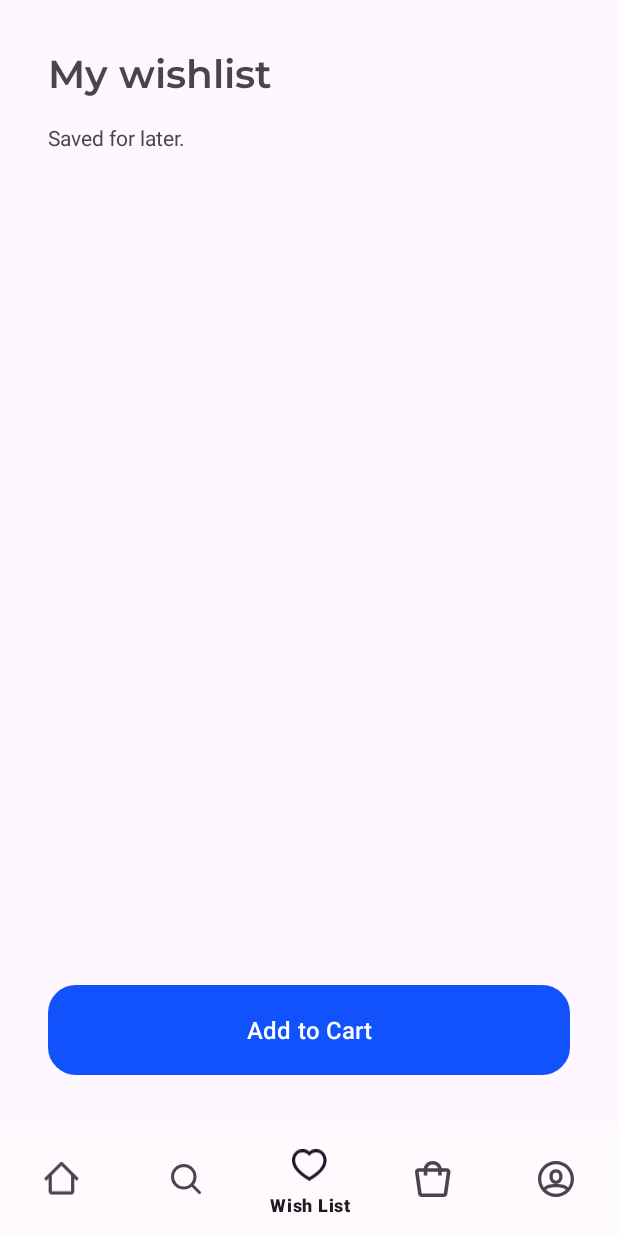
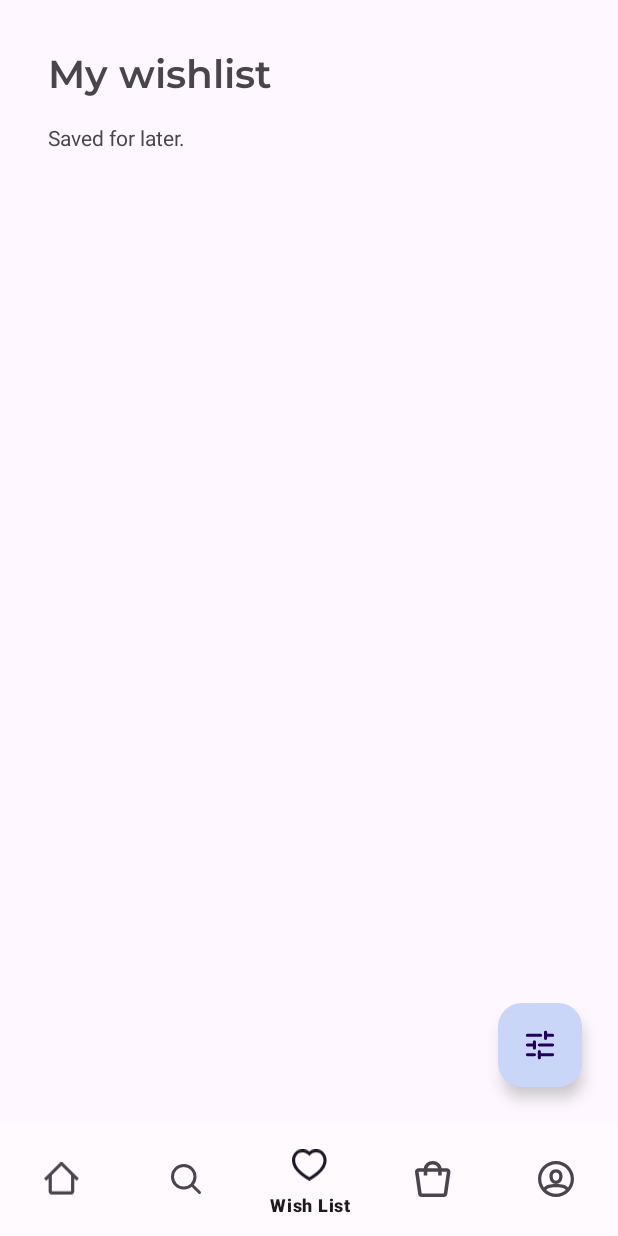
Before and after one commit to Mahmoud-ism96/E-commerce, an Android app: the screen it shows after launch once a user with an empty profile is signed in (HomeActivity), item 3 of the bottom bar chosen, on a phone screen of 412 x 824 dp. Run offline under Robolectric (Android 15) with nearby library versions, the phone set to English and light mode, and no system bars; our stand-ins replace Firebase (no records; nobody signed in at launch, a user with empty details on screens opened directly), navigation-ui; network calls fail; pictures from the network do not load; 4 statements that could not run were skipped.

Commit message:
Update product list/wishlist FAP

```diff
--- a/app/src/main/res/layout/fragment_list_of_product.xml
+++ b/app/src/main/res/layout/fragment_list_of_product.xml
@@ -42,12 +42,10 @@
         android:id="@+id/btn_filter"
         android:layout_width="wrap_content"
         android:layout_height="wrap_content"
+        android:layout_gravity="bottom|end"
+        android:layout_margin="24dp"
         android:background="@color/light_blue"
         android:backgroundTint="@color/light_blue"
-        android:layout_gravity="bottom|end"
-        android:layout_margin="16dp"
-        android:layout_marginEnd="16dp"
-        android:layout_marginBottom="16dp"
         android:contentDescription="@string/filter"
         app:layout_constraintBottom_toBottomOf="parent"
         app:layout_constraintEnd_toEndOf="parent"
--- a/app/src/main/res/layout/fragment_wish_list.xml
+++ b/app/src/main/res/layout/fragment_wish_list.xml
@@ -58,23 +58,23 @@
         android:layout_width="0dp"
         android:layout_height="0dp"
         android:layout_marginTop="32dp"
-        android:layout_marginBottom="58dp"
-        app:layout_constraintBottom_toTopOf="@+id/button2"
+        app:layout_constraintBottom_toTopOf="@+id/guideline4"
         app:layout_constraintEnd_toEndOf="parent"
         app:layout_constraintStart_toStartOf="parent"
         app:layout_constraintTop_toBottomOf="@+id/textView22"
         tools:listitem="@layout/item_product_swipe" />
 
-    <Button
-        android:id="@+id/button2"
-        android:layout_width="0dp"
-        android:layout_height="60dp"
-        android:background="@drawable/btn_ripple_transparent"
-        android:text="@string/add_to_cart"
-        android:textSize="16sp"
-        app:layout_constraintBottom_toTopOf="@+id/guideline4"
-        app:layout_constraintEnd_toStartOf="@+id/guideline2"
-        app:layout_constraintStart_toStartOf="@+id/guideline" />
-
+    <com.google.android.material.floatingactionbutton.FloatingActionButton
+        android:id="@+id/fab_wishlist_filter"
+        android:layout_width="wrap_content"
+        android:layout_height="wrap_content"
+        android:layout_gravity="bottom|end"
+        android:layout_margin="24dp"
+        android:background="@color/light_blue"
+        android:backgroundTint="@color/light_blue"
+        android:contentDescription="@string/filter"
+        app:layout_constraintBottom_toBottomOf="parent"
+        app:layout_constraintEnd_toEndOf="parent"
+        app:srcCompat="@drawable/filter" />
 
 </androidx.constraintlayout.widget.ConstraintLayout>
--- a/app/src/main/res/navigation/nav_graph.xml
+++ b/app/src/main/res/navigation/nav_graph.xml
@@ -9,58 +9,74 @@
         android:id="@+id/homeFragment"
         android:name="com.example.e_commerce.Home.view.HomeFragment"
         android:label="fragment_home"
-        tools:layout="@layout/fragment_home" >
+        tools:layout="@layout/fragment_home">
         <action
             android:id="@+id/action_homeFragment_to_listOfProductFragment"
-            app:destination="@id/listOfProductFragment" />
-        <action
-            android:id="@+id/action_homeFragment_to_searchFragment"
+            app:destination="@id/listOfProductFragment"
             app:enterAnim="@anim/slide_in_right"
             app:exitAnim="@anim/slide_out_left"
             app:popEnterAnim="@anim/slide_in_left"
-            app:popExitAnim="@anim/slide_out_right"
-            app:destination="@id/searchFragment" />
+            app:popExitAnim="@anim/slide_out_right" />
+        <action
+            android:id="@+id/action_homeFragment_to_searchFragment"
+            app:destination="@id/searchFragment"
+            app:enterAnim="@anim/slide_in_right"
+            app:exitAnim="@anim/slide_out_left"
+            app:popEnterAnim="@anim/slide_in_left"
+            app:popExitAnim="@anim/slide_out_right" />
     </fragment>
     <fragment
         android:id="@+id/cartFragment2"
         android:name="com.example.e_commerce.shoppingcart.view.CartFragment"
         android:label="fragment_cart"
-        tools:layout="@layout/fragment_cart" >
+        tools:layout="@layout/fragment_cart">
         <action
             android:id="@+id/action_cartFragment2_to_checkoutFragment"
-            app:destination="@id/checkoutFragment" />
-        <action
-            android:id="@+id/action_cartFragment2_to_productDetailsFragment"
+            app:destination="@id/checkoutFragment"
             app:enterAnim="@anim/slide_in_right"
             app:exitAnim="@anim/slide_out_left"
             app:popEnterAnim="@anim/slide_in_left"
-            app:popExitAnim="@anim/slide_out_right"
-            app:destination="@id/productDetailsFragment" />
+            app:popExitAnim="@anim/slide_out_right" />
+        <action
+            android:id="@+id/action_cartFragment2_to_productDetailsFragment"
+            app:destination="@id/productDetailsFragment"
+            app:enterAnim="@anim/slide_in_right"
+            app:exitAnim="@anim/slide_out_left"
+            app:popEnterAnim="@anim/slide_in_left"
+            app:popExitAnim="@anim/slide_out_right" />
     </fragment>
     <fragment
         android:id="@+id/profileFragment2"
         android:name="com.example.e_commerce.profile.view.ProfileFragment"
         android:label="fragment_profile"
-        tools:layout="@layout/fragment_profile" >
+        tools:layout="@layout/fragment_profile">
         <action
             android:id="@+id/action_profileFragment2_to_accountDetailsFragment"
-            app:destination="@id/addressBookFragment" />
+            app:destination="@id/addressBookFragment"
+            app:enterAnim="@anim/slide_in_right"
+            app:exitAnim="@anim/slide_out_left"
+            app:popEnterAnim="@anim/slide_in_left"
+            app:popExitAnim="@anim/slide_out_right" />
         <action
             android:id="@+id/action_profileFragment2_to_ordersFragment"
-            app:destination="@id/ordersFragment" />
+            app:destination="@id/ordersFragment"
+            app:enterAnim="@anim/slide_in_right"
+            app:exitAnim="@anim/slide_out_left"
+            app:popEnterAnim="@anim/slide_in_left"
+            app:popExitAnim="@anim/slide_out_right" />
     </fragment>
     <fragment
         android:id="@+id/wishListFragment"
         android:name="com.example.e_commerce.wishlist.view.WishListFragment"
         android:label="fragment_wish_list"
-        tools:layout="@layout/fragment_wish_list" >
+        tools:layout="@layout/fragment_wish_list">
         <action
             android:id="@+id/action_wishListFragment_to_productDetailsFragment"
+            app:destination="@id/productDetailsFragment"
             app:enterAnim="@anim/slide_in_right"
             app:exitAnim="@anim/slide_out_left"
             app:popEnterAnim="@anim/slide_in_left"
-            app:popExitAnim="@anim/slide_out_right"
-            app:destination="@id/productDetailsFragment" />
+            app:popExitAnim="@anim/slide_out_right" />
     </fragment>
     <fragment
         android:id="@+id/checkoutFragment"
@@ -71,43 +87,47 @@
         android:id="@+id/addressBookFragment"
         android:name="com.example.e_commerce.profile.view.AddressBookFragment"
         android:label="fragment_account_details"
-        tools:layout="@layout/fragment_address_book" >
+        tools:layout="@layout/fragment_address_book">
         <action
             android:id="@+id/action_accountDetailsFragment_to_addAddressFragment"
+            app:destination="@id/addAddressFragment"
             app:enterAnim="@anim/slide_in_right"
             app:exitAnim="@anim/slide_out_left"
             app:popEnterAnim="@anim/slide_in_left"
-            app:popExitAnim="@anim/slide_out_right"
-            app:destination="@id/addAddressFragment" />
+            app:popExitAnim="@anim/slide_out_right" />
     </fragment>
     <fragment
         android:id="@+id/mapFragment"
         android:name="com.example.e_commerce.profile.view.MapFragment"
         android:label="fragment_map"
-        tools:layout="@layout/fragment_map" >
+        tools:layout="@layout/fragment_map">
         <action
             android:id="@+id/action_mapFragment_to_addAddressFragment"
             app:destination="@id/addAddressFragment"
+            app:enterAnim="@anim/slide_in_right"
+            app:exitAnim="@anim/slide_out_left"
+            app:popEnterAnim="@anim/slide_in_left"
+            app:popExitAnim="@anim/slide_out_right"
             app:popUpTo="@id/addressBookFragment" />
     </fragment>
     <fragment
         android:id="@+id/listOfProductFragment"
         android:name="com.example.e_commerce.listOfProduct.view.ListOfProductFragment"
         android:label="fragment_list_of_product"
-        tools:layout="@layout/fragment_list_of_product" >
+        tools:layout="@layout/fragment_list_of_product">
         <action
             android:id="@+id/action_listOfProductFragment_to_productDetailsFragment"
+            app:destination="@id/productDetailsFragment"
             app:enterAnim="@anim/slide_in_right"
             app:exitAnim="@anim/slide_out_left"
             app:popEnterAnim="@anim/slide_in_left"
-            app:popExitAnim="@anim/slide_out_right"
-            app:destination="@id/productDetailsFragment" />
+            app:popExitAnim="@anim/slide_out_right" />
     </fragment>
     <fragment
         android:id="@+id/productDetailsFragment"
         android:name="com.example.e_commerce.product_details.view.ProductDetailsFragment"
         android:label="fragment_product_details"
-        tools:layout="@layout/fragment_product_details" >
+        tools:layout="@layout/fragment_product_details">
         <argument
             android:name="product_id"
             app:argType="long" />
@@ -116,56 +136,57 @@
         android:id="@+id/addAddressFragment"
         android:name="com.example.e_commerce.profile.view.AddAddressFragment"
         android:label="fragment_add_address"
-        tools:layout="@layout/fragment_add_address" >
+        tools:layout="@layout/fragment_add_address">
         <action
             android:id="@+id/action_addAddressFragment_to_mapFragment"
+            app:destination="@id/mapFragment"
             app:enterAnim="@anim/slide_in_right"
             app:exitAnim="@anim/slide_out_left"
             app:popEnterAnim="@anim/slide_in_left"
-            app:popExitAnim="@anim/slide_out_right"
-            app:destination="@id/mapFragment" />
+            app:popExitAnim="@anim/slide_out_right" />
         <argument
             android:name="coordinate"
+            android:defaultValue="@null"
             app:argType="com.example.e_commerce.model.pojo.address.Coordinate"
-            app:nullable="true"
-            android:defaultValue="@null" />
+            app:nullable="true" />
     </fragment>
     <fragment
         android:id="@+id/ordersFragment"
         android:name="com.example.e_commerce.orders.view.OrdersFragment"
         android:label="fragment_orders"
-        tools:layout="@layout/fragment_orders" >
+        tools:layout="@layout/fragment_orders">
         <action
             android:id="@+id/action_ordersFragment_to_orderDetailsFragment"
+            app:destination="@id/orderDetailsFragment"
             app:enterAnim="@anim/slide_in_right"
             app:exitAnim="@anim/slide_out_left"
             app:popEnterAnim="@anim/slide_in_left"
-            app:popExitAnim="@anim/slide_out_right"
-            app:destination="@id/orderDetailsFragment" />
+            app:popExitAnim="@anim/slide_out_right" />
     </fragment>
     <fragment
         android:id="@+id/orderDetailsFragment"
         android:name="com.example.e_commerce.order_details_fragment.OrderDetailsFragment"
-        android:label="OrderDetailsFragment" >
+        android:label="OrderDetailsFragment"
+        tools:layout="@layout/fragment_order_details">
         <action
             android:id="@+id/action_orderDetailsFragment_to_productDetailsFragment"
+            app:destination="@id/productDetailsFragment"
             app:enterAnim="@anim/slide_in_right"
             app:exitAnim="@anim/slide_out_left"
             app:popEnterAnim="@anim/slide_in_left"
-            app:popExitAnim="@anim/slide_out_right"
-            app:destination="@id/productDetailsFragment" />
+            app:popExitAnim="@anim/slide_out_right" />
     </fragment>
     <fragment
         android:id="@+id/searchFragment"
         android:name="com.example.e_commerce.search.view.SearchFragment"
         android:label="fragment_search"
-        tools:layout="@layout/fragment_search" >
+        tools:layout="@layout/fragment_search">
         <action
             android:id="@+id/action_searchFragment_to_productDetailsFragment"
+            app:destination="@id/productDetailsFragment"
             app:enterAnim="@anim/slide_in_right"
             app:exitAnim="@anim/slide_out_left"
             app:popEnterAnim="@anim/slide_in_left"
-            app:popExitAnim="@anim/slide_out_right"
-            app:destination="@id/productDetailsFragment" />
+            app:popExitAnim="@anim/slide_out_right" />
     </fragment>
 </navigation>
```
